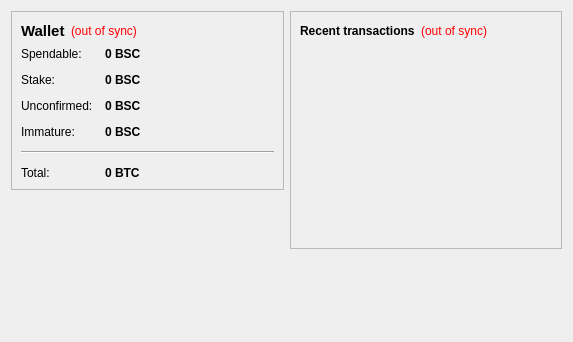
Old version of the form src/qt/forms/overviewpage.ui in the repository saintcoin/saintcoin.
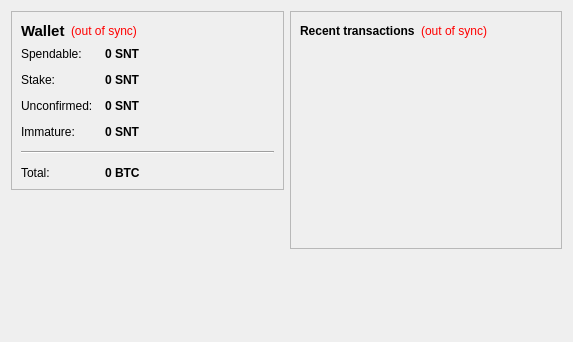
New version of the form.

```diff
--- a/src/qt/forms/overviewpage.ui
+++ b/src/qt/forms/overviewpage.ui
@@ -105,7 +105,7 @@
              <string>Your current spendable balance</string>
             </property>
             <property name="text">
-             <string notr="true">0 BSC</string>
+             <string notr="true">0 SNT</string>
             </property>
             <property name="textInteractionFlags">
              <set>Qt::LinksAccessibleByMouse|Qt::TextSelectableByKeyboard|Qt::TextSelectableByMouse</set>
@@ -134,7 +134,7 @@
              <string>Total of coins that was staked, and do not yet count toward the current balance</string>
             </property>
             <property name="text">
-             <string notr="true">0 BSC</string>
+             <string notr="true">0 SNT</string>
             </property>
             <property name="textInteractionFlags">
              <set>Qt::LinksAccessibleByMouse|Qt::TextSelectableByKeyboard|Qt::TextSelectableByMouse</set>
@@ -163,7 +163,7 @@
              <string>Total of transactions that have yet to be confirmed, and do not yet count toward the current balance</string>
             </property>
             <property name="text">
-             <string notr="true">0 BSC</string>
+             <string notr="true">0 SNT</string>
             </property>
             <property name="textInteractionFlags">
              <set>Qt::LinksAccessibleByMouse|Qt::TextSelectableByKeyboard|Qt::TextSelectableByMouse</set>
@@ -189,7 +189,7 @@
              <string>Mined balance that has not yet matured</string>
             </property>
             <property name="text">
-             <string notr="true">0 BSC</string>
+             <string notr="true">0 SNT</string>
             </property>
             <property name="textInteractionFlags">
              <set>Qt::LinksAccessibleByMouse|Qt::TextSelectableByKeyboard|Qt::TextSelectableByMouse</set>
```
Left out of the diff: 4 changed lines with no effect on the pictures.
